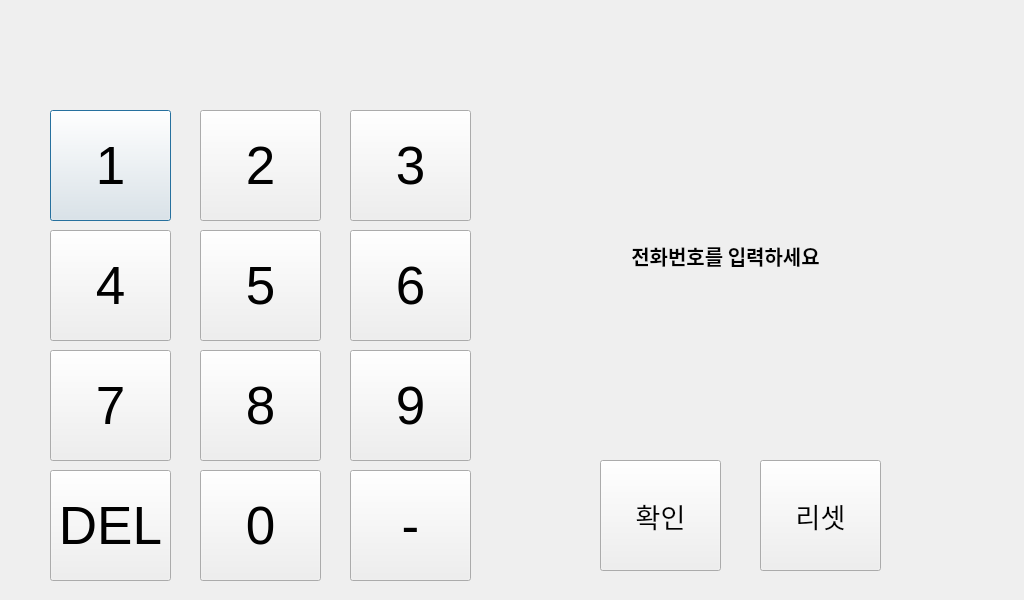
The window that get_phone_number.ui (philos1234/CoffeeBin_rasberry) describes before a commit, drawn with Qt 5.
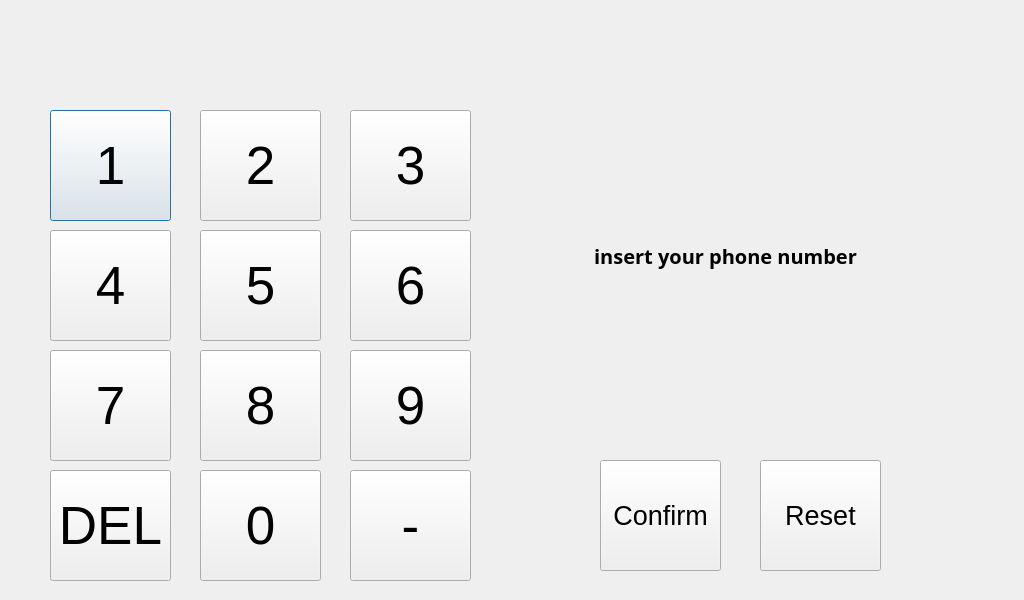
The same window after the commit.

```diff
--- a/get_phone_number.ui
+++ b/get_phone_number.ui
@@ -218,7 +218,7 @@
     </font>
    </property>
    <property name="text">
-    <string>확인</string>
+    <string>Confirm</string>
    </property>
   </widget>
   <widget class="QPushButton" name="reset">
@@ -236,7 +236,7 @@
     </font>
    </property>
    <property name="text">
-    <string>리셋</string>
+    <string>Reset</string>
    </property>
   </widget>
   <widget class="QLabel" name="display_text">
@@ -257,7 +257,7 @@
     </font>
    </property>
    <property name="text">
-    <string>전화번호를 입력하세요</string>
+    <string>insert your phone number</string>
    </property>
    <property name="scaledContents">
     <bool>false</bool>
```
